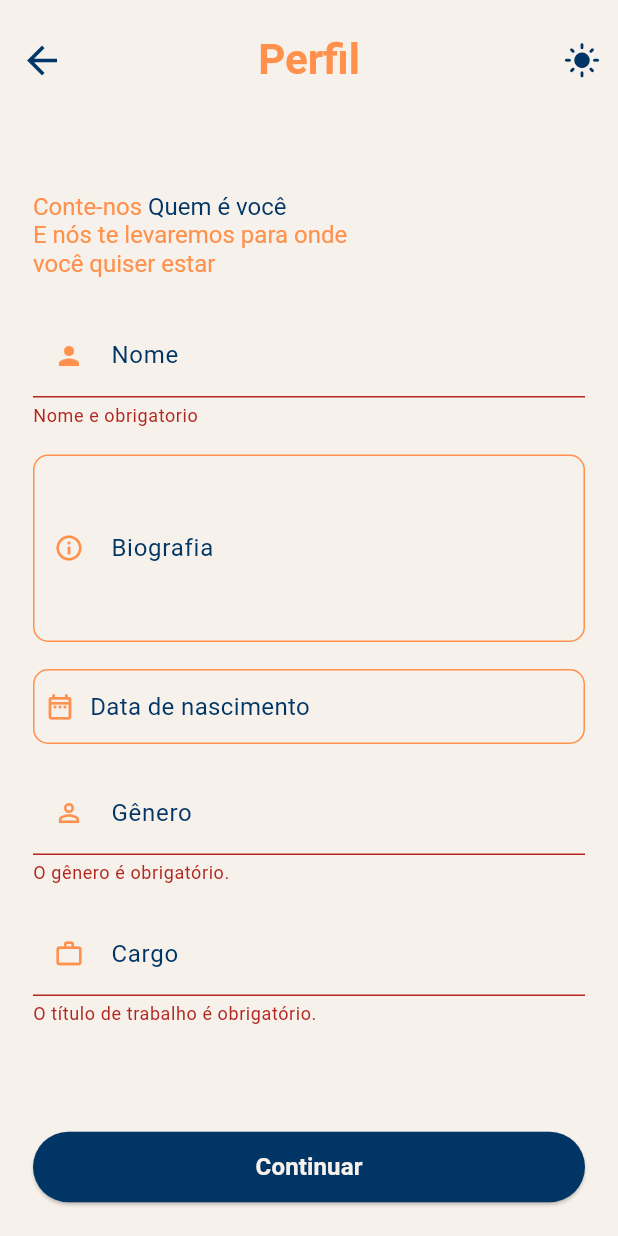
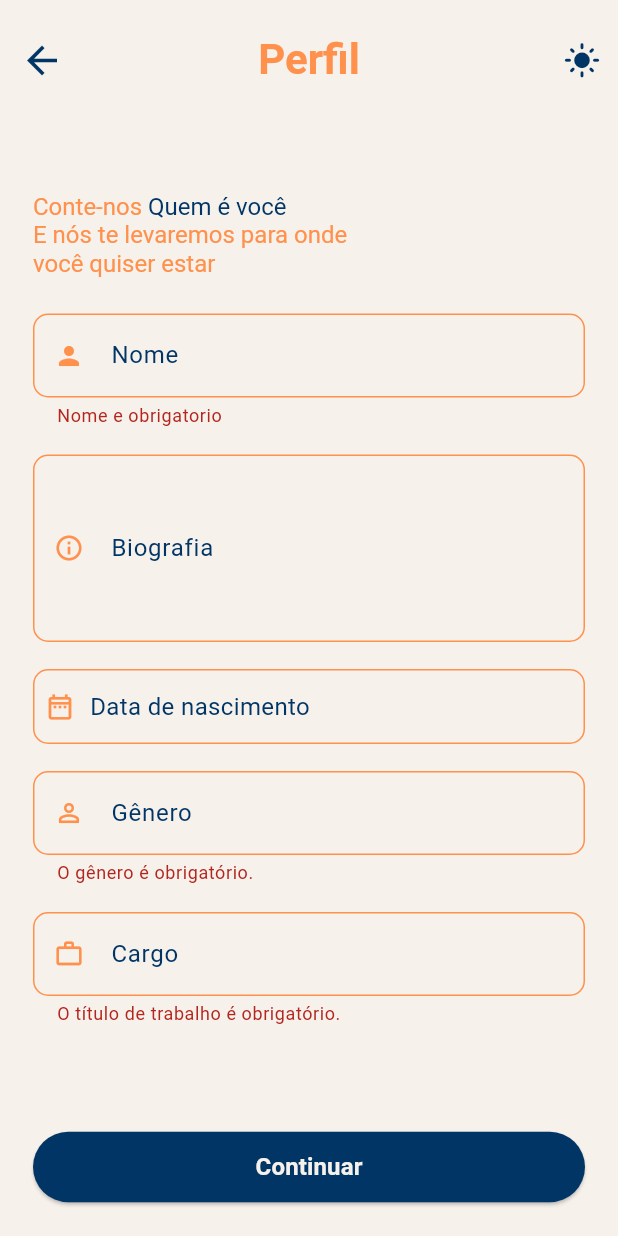
Before and after one commit to Reinertjg/Horizone_app, a Flutter app: the ProfileSetUpScreen screen opened by its route, after a tap on "Continuar", on a phone screen of 412 x 824 dp. Run offline on Flutter 3.47's test engine with Material 3 defaults, Android fonts, the phone set to English and light mode, and no system bars; our stand-ins replace shared_preferences, sqflite; accounts and stored records are empty.

Commit message:
Add error and focusedError borders to OrangeTextForm widget for consistent validation styling

```diff
--- /dev/null
+++ b/horizone_app/devtools_options.yaml
@@ -0,0 +1,3 @@
+description: This file stores settings for Dart & Flutter DevTools.
+documentation: https://docs.flutter.dev/tools/devtools/extensions#configure-extension-enablement-states
+extensions:
--- a/horizone_app/lib/presentation/widgets/orange_text_form.dart
+++ b/horizone_app/lib/presentation/widgets/orange_text_form.dart
@@ -1,7 +1,13 @@
 import 'package:flutter/material.dart';
 
 class OrangeTextForm extends StatelessWidget {
-  const OrangeTextForm({required this.nameButton, required this.icon, super.key, required this.controller, this.validator});
+  const OrangeTextForm({
+    required this.nameButton,
+    required this.icon,
+    super.key,
+    required this.controller,
+    this.validator,
+  });
 
   final String nameButton;
   final IconData icon;
@@ -26,6 +32,15 @@ class OrangeTextForm extends StatelessWidget {
           borderRadius: BorderRadius.circular(10),
           borderSide: BorderSide(color: Theme.of(context).hintColor),
         ),
+        errorBorder: OutlineInputBorder(
+          borderRadius: BorderRadius.circular(10),
+          borderSide: BorderSide(color: Theme.of(context).hintColor),
+        ),
+        focusedErrorBorder: OutlineInputBorder(
+          borderRadius: BorderRadius.circular(10),
+          borderSide: BorderSide(color: Theme.of(context).hintColor),
+        ),
+
       ),
     );
   }
```
